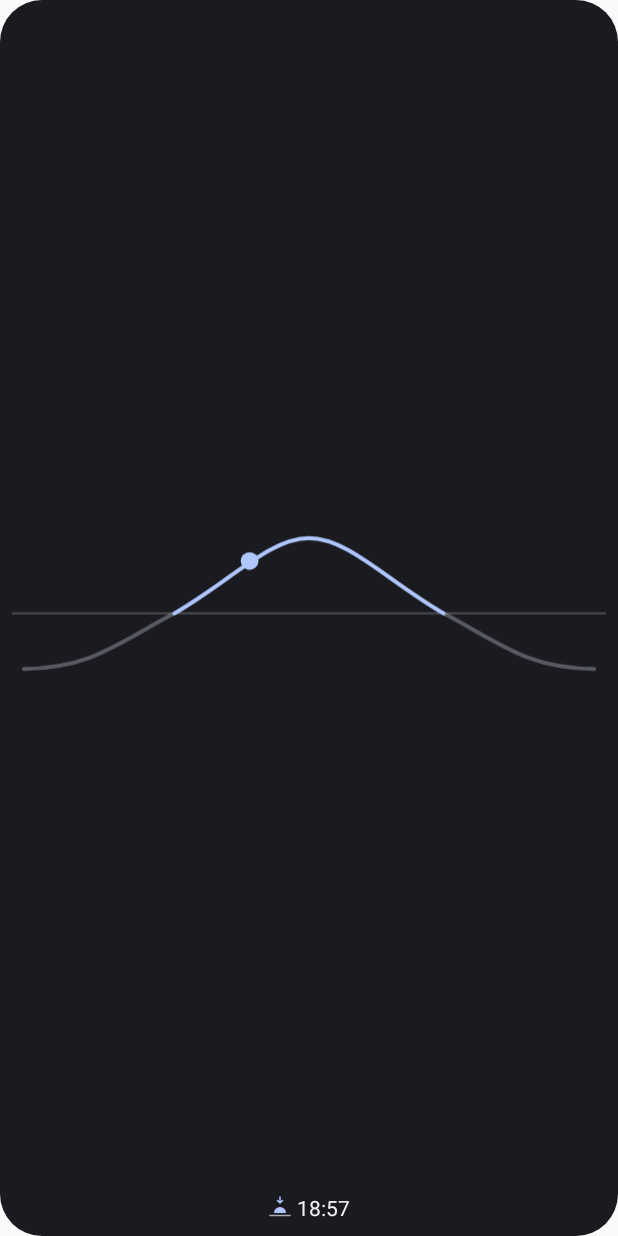
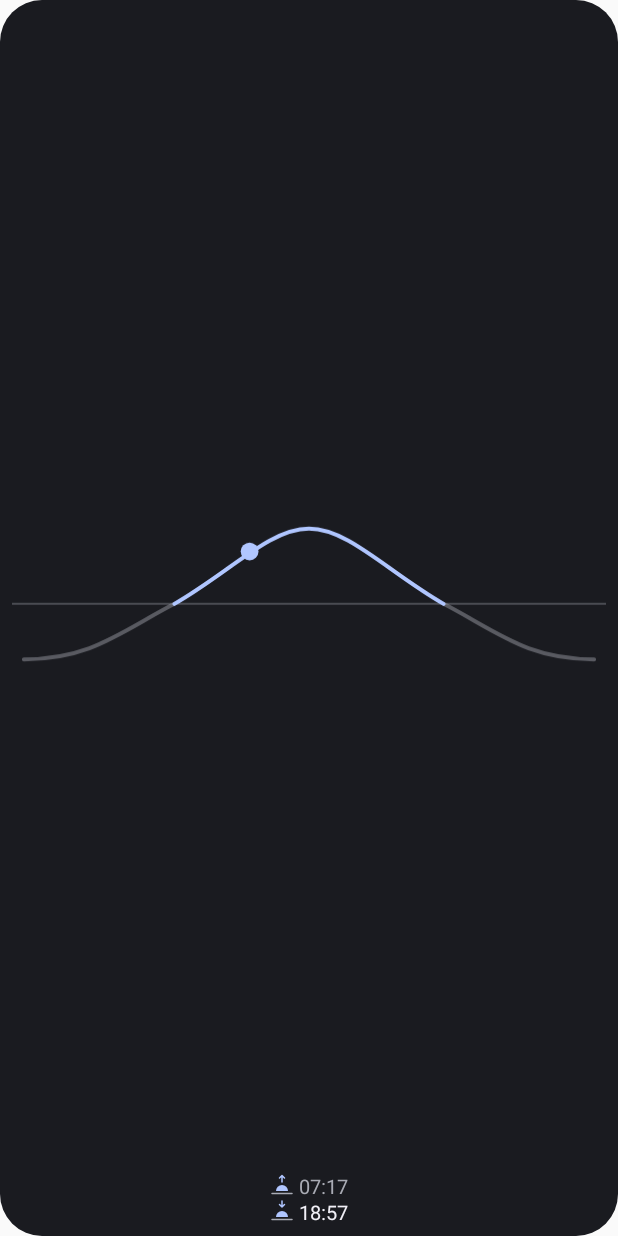
Before and after one commit to dermatoid-collab/SUNW-RM, an Android app: the layout widget_sun_tiny.xml on its own in the app's theme, with its tools: preview values and no code run, on a phone screen of 412 x 824 dp. Run offline under Robolectric (Android 15) with nearby library versions, the phone set to English and light mode, and no system bars.

Commit message:
Show both sunrise and sunset on the 1x1 widget
Times are stacked under the mini curve; the next event is in full colour
and the other dimmed. After today's sunset it shows tomorrow's times.

Co-Authored-By: Claude Opus 5.5 <noreply@anthropic.com>
Claude-Session: https://claude.ai/code/session_019kaKQp8xHZEEY8T33MLszN

```diff
--- a/app/src/main/res/layout/widget_sun_tiny.xml
+++ b/app/src/main/res/layout/widget_sun_tiny.xml
@@ -17,15 +17,28 @@
         android:scaleType="fitCenter"
         android:src="@drawable/curve_placeholder" />
 
+    <!-- Sunrise above sunset; 2 × 17dp = TINY_TEXT_ROW_DP in WidgetRenderer. -->
     <TextView
-        android:id="@+id/next_event"
+        android:id="@+id/sunrise"
         android:layout_width="wrap_content"
-        android:layout_height="22dp"
+        android:layout_height="17dp"
+        android:drawableStart="@drawable/ic_sunrise"
+        android:drawablePadding="3dp"
+        android:gravity="center_vertical"
+        android:maxLines="1"
+        android:text="07:17"
+        android:textColor="@color/widget_text_secondary"
+        android:textSize="13sp" />
+
+    <TextView
+        android:id="@+id/sunset"
+        android:layout_width="wrap_content"
+        android:layout_height="17dp"
         android:drawableStart="@drawable/ic_sunset"
         android:drawablePadding="3dp"
         android:gravity="center_vertical"
         android:maxLines="1"
         android:text="18:57"
         android:textColor="@color/widget_text"
-        android:textSize="14sp" />
+        android:textSize="13sp" />
 </LinearLayout>
--- a/app/src/main/res/values/strings.xml
+++ b/app/src/main/res/values/strings.xml
@@ -17,7 +17,7 @@
     <string name="summary">Sunrise %1$s · Sunset %2$s\nDaylight %3$s · Solar noon %4$s</string>
     <string name="about">Computed on the device with NOAA solar equations. No internet access is used. Tap the widget to open this screen.</string>
     <string name="widget_name_small">Sunrise · Sunset 1×1</string>
-    <string name="widget_description_small">Next sunrise or sunset, with the Sun\'s path</string>
+    <string name="widget_description_small">Sunrise and sunset, with the Sun\'s path</string>
     <string name="polar_day_short">24h ☀</string>
     <string name="polar_night_short">Polar</string>
 </resources>
```
Also changed, not shown: app/src/main/java/it/sunw/widget/WidgetRenderer.kt (+23 -17 lines), 2 other files.
